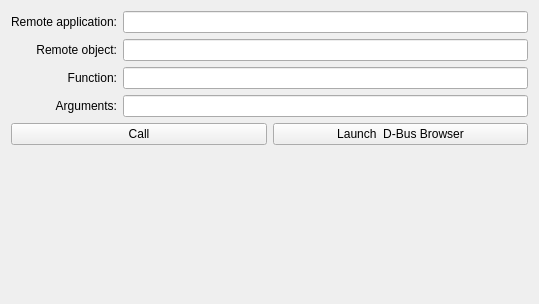
The window that kcm_hotkeys/actions/dbus_action_widget.ui (KDE/khotkeys) describes before a commit, drawn with Qt 5.
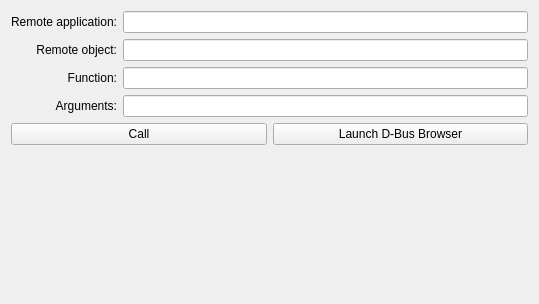
The same window after the commit. Custom widgets are drawn as their Qt base class.

Commit message: Fix double space in UI string

The edit to the form file:
```diff
--- a/kcm_hotkeys/actions/dbus_action_widget.ui
+++ b/kcm_hotkeys/actions/dbus_action_widget.ui
@@ -89,7 +89,7 @@
        <item>
         <widget class="QPushButton" name="launchButton">
          <property name="text">
-          <string>Launch  D-Bus Browser</string>
+          <string>Launch D-Bus Browser</string>
          </property>
         </widget>
        </item>
```
